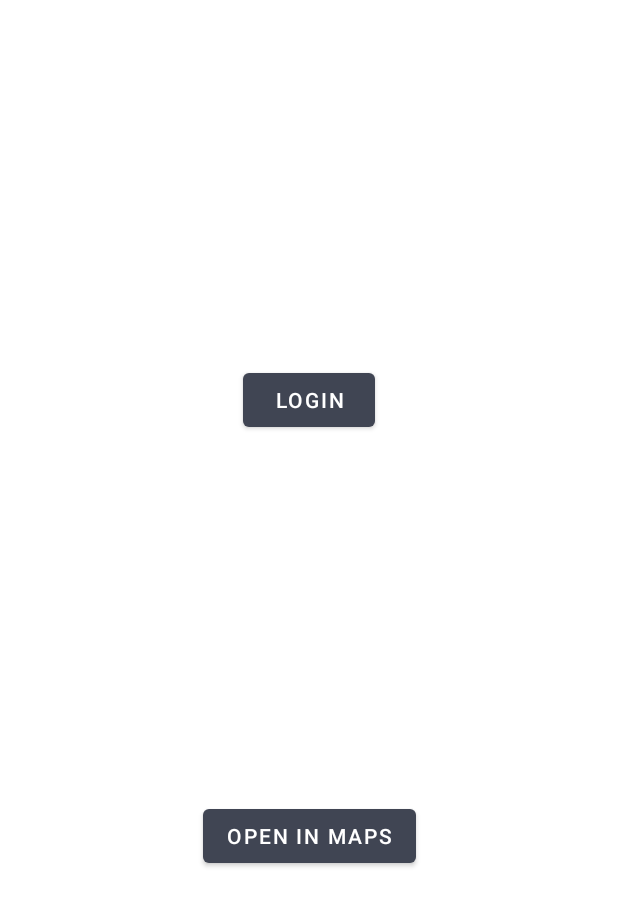
After one commit to MZO9400/CCompanyClient, an Android app: the layout fragment_home.xml on its own in the app's theme, with its tools: preview values and no code run, on a phone screen of 412 x 824 dp. The commit adds this screen. Shown: the top 906 px of the screen. Run offline under Robolectric (Android 15) with nearby library versions, the phone set to English and light mode, and no system bars.

Commit message:
Divide home activity into fragment

```diff
--- /dev/null
+++ b/app/src/main/res/layout/fragment_home.xml
@@ -0,0 +1,28 @@
+<?xml version="1.0" encoding="utf-8"?>
+<androidx.constraintlayout.widget.ConstraintLayout xmlns:android="http://schemas.android.com/apk/res/android"
+    xmlns:app="http://schemas.android.com/apk/res-auto"
+    android:layout_width="match_parent"
+    android:layout_height="match_parent">
+
+    <Button
+        android:id="@+id/open_in_maps"
+        android:layout_width="wrap_content"
+        android:layout_height="wrap_content"
+        android:text="@string/open_in_maps"
+        app:layout_constraintBottom_toBottomOf="parent"
+        app:layout_constraintEnd_toEndOf="parent"
+        app:layout_constraintStart_toStartOf="parent"
+        app:layout_constraintTop_toBottomOf="@+id/login" />
+
+    <Button
+        android:id="@+id/login"
+        android:layout_width="wrap_content"
+        android:layout_height="wrap_content"
+        android:text="@string/login_button"
+        app:layout_alignSelf="center"
+        app:layout_constraintBottom_toTopOf="@+id/open_in_maps"
+        app:layout_constraintEnd_toEndOf="parent"
+        app:layout_constraintStart_toStartOf="parent"
+        app:layout_constraintTop_toTopOf="parent" />
+
+</androidx.constraintlayout.widget.ConstraintLayout>
```
Also changed, not shown: app/src/main/java/com/ccompany/client/HomeActivity.kt (+5 -16 lines), app/src/main/java/com/ccompany/client/HomeFragment.kt (added, +35 -0 lines), app/src/main/res/layout/activity_home.xml (+3 -26 lines).
